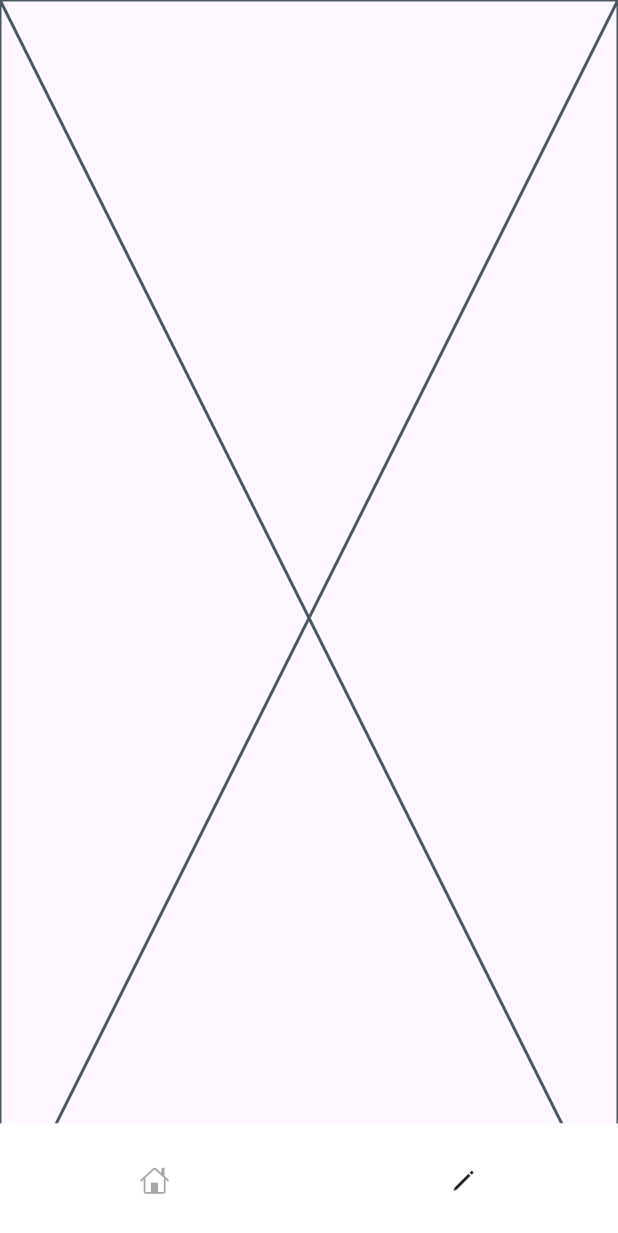
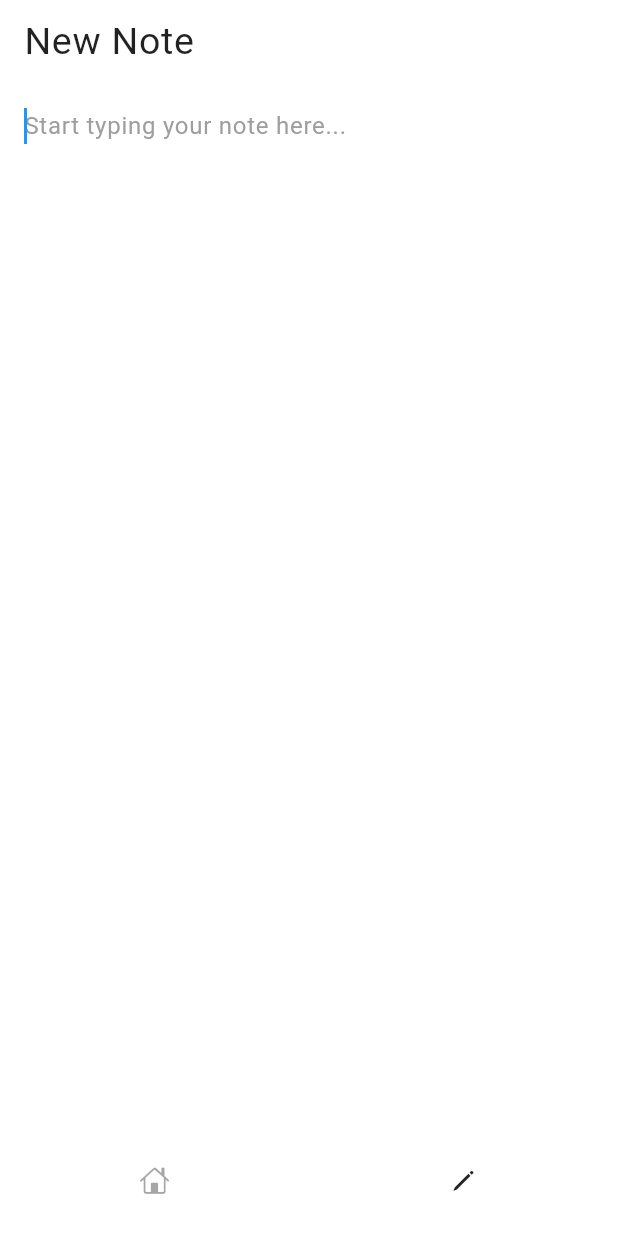
Before and after one commit to James1412/unmissable, a Flutter app: the screen it shows after launch, after a tap on an icon or button, on a phone screen of 412 x 824 dp. Shown: the top 1233 px of the screen. Run offline on Flutter 3.47's test engine with Material 3 defaults, Android fonts, the light colour scheme and no system bars; our stand-ins replace flutter_slidable, font_awesome_flutter, hive_flutter; accounts and stored records are empty.

Commit message:
✍️ write note screen created

```diff
--- a/lib/screens/navigation_screen.dart
+++ b/lib/screens/navigation_screen.dart
@@ -33,6 +33,7 @@ class _NavigationScreenState extends State<NavigationScreen> {
   @override
   Widget build(BuildContext context) {
     return Scaffold(
+      resizeToAvoidBottomInset: false,
       body: screens[_index],
       bottomSheet: Container(
         color: Colors.white,
--- a/lib/screens/write_screen.dart
+++ b/lib/screens/write_screen.dart
@@ -1,4 +1,7 @@
-import 'package:flutter/cupertino.dart';
+import 'dart:ui';
+
+import 'package:flutter/material.dart';
+import 'package:flutter/services.dart';
 
 class WriteScreen extends StatefulWidget {
   const WriteScreen({super.key});
@@ -8,8 +11,67 @@ class WriteScreen extends StatefulWidget {
 }
 
 class _WriteScreenState extends State<WriteScreen> {
+  final TextEditingController _textEditingController = TextEditingController();
+  final TextEditingController _titleController = TextEditingController(
+    text: "New Note",
+  );
+
+  @override
+  void dispose() {
+    _textEditingController.dispose();
+    _titleController.dispose();
+    super.dispose();
+  }
+
   @override
   Widget build(BuildContext context) {
-    return const Placeholder();
+    return GestureDetector(
+      onTap: () {
+        if (FocusManager.instance.primaryFocus != null) {
+          FocusManager.instance.primaryFocus!.unfocus();
+        }
+      },
+      child: Scaffold(
+        backgroundColor: Colors.white,
+        appBar: AppBar(
+          shadowColor: Colors.transparent,
+          surfaceTintColor: Colors.white,
+          backgroundColor: Colors.white,
+          title: TextField(
+            cursorColor: Colors.blue,
+            controller: _titleController,
+            style: const TextStyle(fontSize: 25),
+            decoration: const InputDecoration.collapsed(hintText: 'Title'),
+          ),
+        ),
+        body: Padding(
+          padding: const EdgeInsets.all(16.0),
+          child: TextField(
+            cursorColor: Colors.blue,
+            controller: _textEditingController,
+            keyboardType: TextInputType.multiline,
+            autofocus: true,
+            maxLines: null,
+            onChanged: (text) {
+              setState(() {
+                _textEditingController.text = text;
+              });
+            },
+            style: const TextStyle(
+              fontSize: 16.0, // Normal font size for subsequent lines
+              fontWeight: FontWeight.normal,
+            ),
+            decoration: const InputDecoration.collapsed(
+              hintText: 'Start typing your note here...',
+              hintStyle: TextStyle(
+                fontSize: 16.0,
+                fontWeight: FontWeight.normal,
+                color: Colors.grey,
+              ),
+            ),
+          ),
+        ),
+      ),
+    );
   }
 }
```
